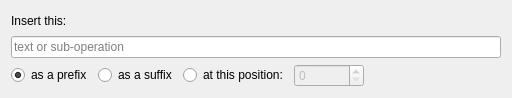
Qt form src/operation/insertform.ui (metamorphose/metamorphose3) before a commit.
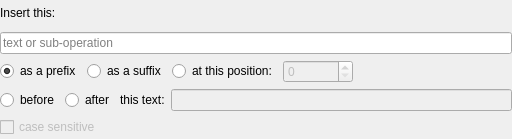
The same form after that commit.

Commit message: insert before/after text

Diff of the .ui file:
```diff
--- a/src/operation/insertform.ui
+++ b/src/operation/insertform.ui
@@ -7,14 +7,48 @@
     <x>0</x>
     <y>0</y>
     <width>512</width>
-    <height>98</height>
+    <height>139</height>
    </rect>
   </property>
   <property name="windowTitle">
    <string>Form</string>
   </property>
-  <layout class="QGridLayout" name="gridLayout">
-   <item row="2" column="0">
+  <layout class="QVBoxLayout" name="verticalLayout">
+   <property name="leftMargin">
+    <number>0</number>
+   </property>
+   <property name="topMargin">
+    <number>0</number>
+   </property>
+   <property name="rightMargin">
+    <number>0</number>
+   </property>
+   <property name="bottomMargin">
+    <number>2</number>
+   </property>
+   <item>
+    <widget class="QLabel" name="label">
+     <property name="sizePolicy">
+      <sizepolicy hsizetype="Minimum" vsizetype="Minimum">
+       <horstretch>0</horstretch>
+       <verstretch>0</verstretch>
+      </sizepolicy>
+     </property>
+     <property name="text">
+      <string>Insert this:</string>
+     </property>
+    </widget>
+   </item>
+   <item>
+    <widget class="QLineEdit" name="toInsert">
+     <property name="placeholderText">
+      <string>text or sub-operation</string>
+     </property>
+    </widget>
+   </item>
+   <item>
+    <layout class="QHBoxLayout" name="horizontalLayout">
+     <item>
     <widget class="QRadioButton" name="asPrefix">
      <property name="sizeIncrement">
       <size>
@@ -33,7 +67,27 @@
      </attribute>
     </widget>
    </item>
-   <item row="2" column="3">
+     <item>
+      <widget class="QRadioButton" name="asSuffix">
+       <property name="text">
+        <string>as a suffix</string>
+       </property>
+       <attribute name="buttonGroup">
+        <string notr="true">positionSelection</string>
+       </attribute>
+      </widget>
+     </item>
+     <item>
+      <widget class="QRadioButton" name="atPosition">
+       <property name="text">
+        <string>at this position:</string>
+       </property>
+       <attribute name="buttonGroup">
+        <string notr="true">positionSelection</string>
+       </attribute>
+      </widget>
+     </item>
+     <item>
     <widget class="QSpinBox" name="position">
      <property name="enabled">
       <bool>false</bool>
@@ -52,34 +106,7 @@
      </property>
     </widget>
    </item>
-   <item row="2" column="2">
-    <widget class="QRadioButton" name="atPosition">
-     <property name="text">
-      <string>at this position:</string>
-     </property>
-     <attribute name="buttonGroup">
-      <string notr="true">positionSelection</string>
-     </attribute>
-    </widget>
-   </item>
-   <item row="1" column="0" colspan="5">
-    <widget class="QLineEdit" name="toInsert">
-     <property name="placeholderText">
-      <string>text or sub-operation</string>
-     </property>
-    </widget>
-   </item>
-   <item row="2" column="1">
-    <widget class="QRadioButton" name="asSuffix">
-     <property name="text">
-      <string>as a suffix</string>
-     </property>
-     <attribute name="buttonGroup">
-      <string notr="true">positionSelection</string>
-     </attribute>
-    </widget>
-   </item>
-   <item row="2" column="4">
+     <item>
     <spacer name="horizontalSpacer">
      <property name="orientation">
       <enum>Qt::Horizontal</enum>
@@ -92,16 +119,59 @@
      </property>
     </spacer>
    </item>
-   <item row="0" column="0">
-    <widget class="QLabel" name="label">
-     <property name="sizePolicy">
-      <sizepolicy hsizetype="Minimum" vsizetype="Minimum">
-       <horstretch>0</horstretch>
-       <verstretch>0</verstretch>
-      </sizepolicy>
+    </layout>
+   </item>
+   <item>
+    <layout class="QHBoxLayout" name="horizontalLayout_2">
+     <property name="topMargin">
+      <number>0</number>
      </property>
+     <item>
+      <widget class="QRadioButton" name="beforeText">
      <property name="text">
-      <string>Insert this:</string>
+        <string>before</string>
+       </property>
+       <attribute name="buttonGroup">
+        <string notr="true">positionSelection</string>
+       </attribute>
+      </widget>
+     </item>
+     <item>
+      <widget class="QRadioButton" name="afterText">
+       <property name="text">
+        <string>after</string>
+       </property>
+       <attribute name="buttonGroup">
+        <string notr="true">positionSelection</string>
+       </attribute>
+      </widget>
+     </item>
+     <item>
+      <widget class="QLabel" name="label_2">
+       <property name="text">
+        <string>this text:</string>
+       </property>
+      </widget>
+     </item>
+     <item>
+      <widget class="QLineEdit" name="toSearch">
+       <property name="enabled">
+        <bool>false</bool>
+       </property>
+       <property name="toolTip">
+        <string>Blank to insert in between all characters</string>
+       </property>
+      </widget>
+     </item>
+    </layout>
+   </item>
+   <item>
+    <widget class="QCheckBox" name="caseSensitive">
+     <property name="enabled">
+      <bool>false</bool>
+     </property>
+     <property name="text">
+      <string>case sensitive</string>
      </property>
     </widget>
    </item>
```
Left out of the diff: 2 changed lines with no effect on the pictures. Lines whose indentation alone changed are shown as unchanged. The commit also changes 9 other files.
